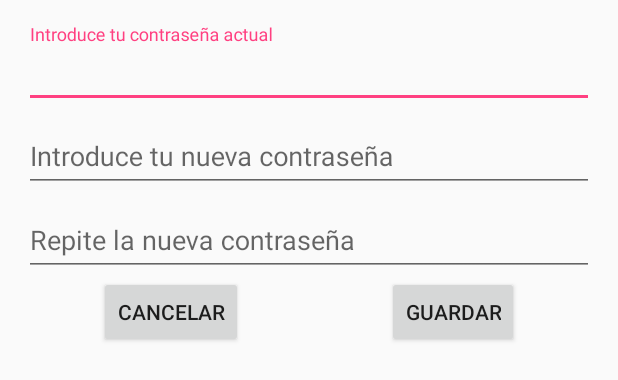
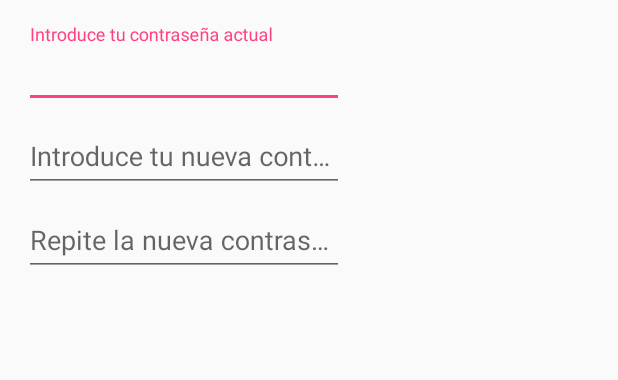
Before and after one commit to foliolo/Municion, an Android app: the layout settings_items.xml on its own in the app's theme, with its tools: preview values and no code run, on a phone screen of 412 x 824 dp. Shown: the top 380 px of the screen. Run offline under Robolectric (Android 15) with nearby library versions, the phone set to English and light mode, and no system bars.

Commit message:
*UPDATE: Dialog para el cambio de contraseña

```diff
--- a/app/src/main/res/layout-v21/settings_items.xml
+++ /dev/null
@@ -1,77 +0,0 @@
-<?xml version="1.0" encoding="utf-8"?>
-<LinearLayout xmlns:android="http://schemas.android.com/apk/res/android"
-    android:layout_width="match_parent"
-    android:layout_height="match_parent"
-    android:orientation="vertical"
-    android:paddingBottom="@dimen/activity_vertical_margin"
-    android:paddingLeft="@dimen/activity_horizontal_margin"
-    android:paddingRight="@dimen/activity_horizontal_margin"
-    android:paddingTop="@dimen/activity_vertical_margin"
-    style="@android:style/Theme.Material.Dialog">
-
-    <android.support.design.widget.TextInputLayout
-        android:id="@+id/text_input_layout1"
-        android:layout_width="match_parent"
-        android:layout_height="wrap_content">
-
-        <android.support.design.widget.TextInputEditText
-            android:id="@+id/passwordOld"
-            android:layout_width="match_parent"
-            android:layout_height="wrap_content"
-            android:ems="10"
-            android:hint="@string/lbl3_insert_password"
-            android:inputType="numberPassword"/>
-    </android.support.design.widget.TextInputLayout>
-
-    <android.support.design.widget.TextInputLayout
-        android:id="@+id/text_input_layout2"
-        android:layout_width="match_parent"
-        android:layout_height="wrap_content">
-
-    <android.support.design.widget.TextInputEditText
-        android:id="@+id/passwordNew"
-        android:layout_width="match_parent"
-        android:layout_height="wrap_content"
-        android:ems="10"
-        android:hint="@string/lbl4_insert_password"
-        android:inputType="numberPassword"/>
-    </android.support.design.widget.TextInputLayout>
-
-    <android.support.design.widget.TextInputLayout
-        android:id="@+id/text_input_layout3"
-        android:layout_width="match_parent"
-        android:layout_height="wrap_content">
-
-        <android.support.design.widget.TextInputEditText
-            android:id="@+id/passwordNew2"
-            android:layout_width="match_parent"
-            android:layout_height="wrap_content"
-            android:ems="10"
-            android:hint="@string/lbl5_insert_password"
-            android:inputType="numberPassword"/>
-    </android.support.design.widget.TextInputLayout>
-
-    <RelativeLayout
-        android:layout_width="match_parent"
-        android:layout_height="wrap_content"
-        android:orientation="horizontal">
-
-        <Button
-            android:id="@+id/button1"
-            android:layout_width="wrap_content"
-            android:layout_height="wrap_content"
-            android:text="@string/cancelar"
-            android:layout_marginLeft="50dp" />
-
-        <Button
-            android:id="@+id/button2"
-            android:layout_width="wrap_content"
-            android:layout_height="wrap_content"
-            android:text="@string/guardar"
-            android:layout_alignParentTop="true"
-            android:layout_alignParentRight="true"
-            android:layout_alignParentEnd="true"
-            android:layout_marginRight="50dp" />
-    </RelativeLayout>
-
-</LinearLayout>
--- a/app/src/main/res/layout/settings_items.xml
+++ b/app/src/main/res/layout/settings_items.xml
@@ -1,13 +1,12 @@
 <?xml version="1.0" encoding="utf-8"?>
 <LinearLayout xmlns:android="http://schemas.android.com/apk/res/android"
-    android:layout_width="match_parent"
-    android:layout_height="match_parent"
+              android:layout_width="wrap_content"
+              android:layout_height="wrap_content"
               android:orientation="vertical"
               android:paddingBottom="@dimen/activity_vertical_margin"
               android:paddingLeft="@dimen/activity_horizontal_margin"
               android:paddingRight="@dimen/activity_horizontal_margin"
-    android:paddingTop="@dimen/activity_vertical_margin"
-    style="@style/Theme.AppCompat.Dialog.Alert">
+              android:paddingTop="@dimen/activity_vertical_margin">
 
     <android.support.design.widget.TextInputLayout
         android:id="@+id/text_input_layout1"
@@ -50,7 +49,7 @@
             android:hint="@string/lbl5_insert_password"
             android:inputType="numberPassword"/>
     </android.support.design.widget.TextInputLayout>
-
+    <!--
         <RelativeLayout
             android:layout_width="match_parent"
             android:layout_height="wrap_content"
@@ -73,5 +72,6 @@
                 android:layout_alignParentEnd="true"
                 android:layout_marginRight="50dp" />
         </RelativeLayout>
+    -->
 
 </LinearLayout>
--- a/app/src/main/res/values/strings.xml
+++ b/app/src/main/res/values/strings.xml
@@ -82,7 +82,7 @@
     <!-- Strings related to Settings -->
 
     <!-- Example General settings -->
-    <string name="pref_header_general">Gestión contraseñas</string>
+    <string name="pref_header_general">Gestión de contraseñas</string>
     <string name="password_equal_actual">Las contraseña no es correcta, vuelve a escribirla</string>
     <string name="settings_password_save">Contraseña modificada correctamente</string>
     <string name="settings_password_unlogin">Primero debes registrar tu contraseña</string>
--- a/app/src/main/res/xml/pref_headers.xml
+++ b/app/src/main/res/xml/pref_headers.xml
@@ -2,9 +2,11 @@
 
     <!-- These settings headers are only used on tablets. -->
 
+    <!--android:fragment="al.ahgitdevelopment.municion.SettingsActivity$DialogChangePassword"-->
+    <!--android:fragment="al.ahgitdevelopment.municion.ChangePasswordDialog"-->
     <header
-        android:fragment="al.ahgitdevelopment.municion.SettingsActivity$DialogChangePassword"
+        android:id="@+id/change_password"
         android:icon="@drawable/ic_info_black_24dp"
-        android:title="@string/pref_header_general" />
+        android:title="@string/pref_header_general"/>
 
 </preference-headers>
```
Also changed, not shown: app/build.gradle (+9 -9 lines), app/src/main/AndroidManifest.xml (+6 -4 lines), app/src/main/java/al/ahgitdevelopment/municion/ChangePasswordDialog.java (added, +152 -0 lines), app/src/main/java/al/ahgitdevelopment/municion/SettingsActivity.java (+196 -180 lines), gradle.properties (+5 -3 lines). Lines whose indentation alone changed are shown as unchanged.
